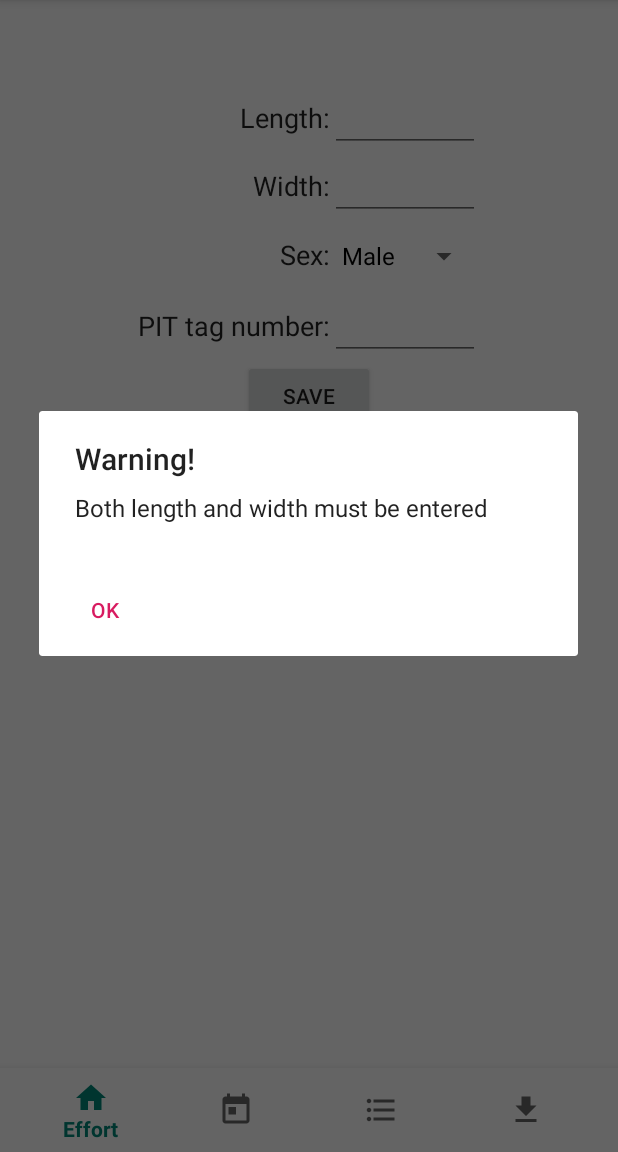
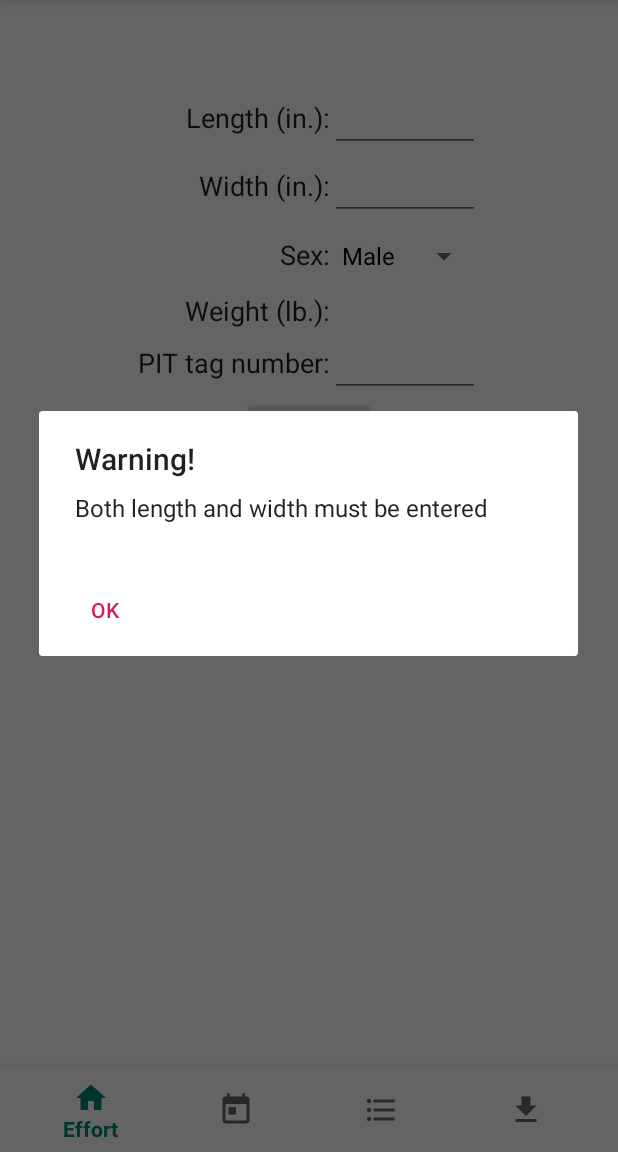
Before and after one commit to StAResComp/Skate, an Android app: the FlapperSkateFragment screen opened through its navigation route, after a tap on "SAVE", on a phone screen of 412 x 824 dp, the part 84-1236 px from its top. Run offline under Robolectric (Android 15) with nearby library versions, the phone set to English and light mode, and no system bars; our stand-ins replace Room's generated code, navigation-ui.

Commit message:
Provides estimate of flapper skate weight

```diff
--- a/app/src/main/java/uk/ac/standrews/skate/db/SkateDao.kt
+++ b/app/src/main/java/uk/ac/standrews/skate/db/SkateDao.kt
@@ -69,4 +69,7 @@ interface SkateDao {
 
     @Query("SELECT COUNT(*) FROM flapper_skate_weights")
     fun getNumWeights(): Int
+
+    @Query("SELECT weight FROM flapper_skate_weights WHERE sex = :sex AND length = :length AND width = :width")
+    fun getWeight(sex: Char, length: Int, width: Int): Double?
 }
--- a/app/src/main/java/uk/ac/standrews/skate/ui/flapperSkate/FlapperSkateFragment.kt
+++ b/app/src/main/java/uk/ac/standrews/skate/ui/flapperSkate/FlapperSkateFragment.kt
@@ -18,6 +18,7 @@ import android.widget.*
 import androidx.core.app.ActivityCompat
 import androidx.core.content.ContextCompat
 import androidx.core.content.FileProvider
+import androidx.core.widget.doOnTextChanged
 import androidx.fragment.app.DialogFragment
 import androidx.fragment.app.Fragment
 import androidx.lifecycle.Observer
@@ -25,6 +26,7 @@ import androidx.lifecycle.ViewModelProviders
 import uk.ac.standrews.skate.R
 import java.io.*
 import java.util.*
+import kotlin.math.roundToInt
 
 class FlapperSkateFragment : Fragment(), PhotoDialogFragment.PhotoDialogListener {
 
@@ -35,6 +37,9 @@ class FlapperSkateFragment : Fragment(), PhotoDialogFragment.PhotoDialogListener
     private var individualId: Long = 0
     private lateinit var currentPhotoPath: String
     private val photoPaths = ArrayList<String>()
+    private lateinit var lengthField: EditText
+    private lateinit var widthField: EditText
+    private lateinit var weightField: TextView
 
     override fun onCreateView(
         inflater: LayoutInflater,
@@ -51,10 +56,33 @@ class FlapperSkateFragment : Fragment(), PhotoDialogFragment.PhotoDialogListener
             android.R.id.text1,
             arrayOf("Male", "Female")
         )
+        lengthField = root.findViewById(R.id.length) as EditText
+        widthField = root.findViewById(R.id.width) as EditText
+        weightField = root.findViewById(R.id.weight) as TextView
+        lengthField.setOnFocusChangeListener { _, _ ->
+            doWeight()
+        }
+        widthField.setOnFocusChangeListener { _, _ ->
+            doWeight()
+        }
+        sexSpinner.onItemSelectedListener = object : AdapterView.OnItemSelectedListener {
+
+            override fun onItemSelected(
+                parent: AdapterView<*>?,
+                view: View?,
+                position: Int,
+                id: Long
+            ) {
+                doWeight()
+            }
+
+            override fun onNothingSelected(parent: AdapterView<*>?) {
+                TODO("not implemented") //To change body of created functions use File | Settings | File Templates.
+            }
+
+        }
         saveButton = root.findViewById(R.id.save_button)
         saveButton.setOnClickListener {
-            val lengthField = root.findViewById(R.id.length) as EditText
-            val widthField = root.findViewById(R.id.width) as EditText
             if (lengthField.text.isNotBlank() && widthField.text.isNotBlank()) {
                 val length = lengthField.text.toString().toDouble()
                 val width = widthField.text.toString().toDouble()
@@ -91,6 +119,24 @@ class FlapperSkateFragment : Fragment(), PhotoDialogFragment.PhotoDialogListener
             )
         })
         return root
+    }
+
+    private fun doWeight() {
+        if (lengthField.text.isNotBlank() && widthField.text.isNotBlank()) {
+            val l = lengthField.text.toString().toDouble().roundToInt()
+            val w = widthField.text.toString().toDouble().roundToInt()
+            val s= (sexSpinner.selectedItem as String)[0]
+            val weight = flapperSkateViewModel.getWeight(s, l, w)
+            if (weight == null) {
+                weightField.text = "Not known"
+            }
+            else {
+                weightField.text = weight.toString()
+            }
+        }
+        else {
+            weightField.text = ""
+        }
     }
 
     private val REQUESTCODE = 2561
--- a/app/src/main/res/layout/fragment_flapper_skate.xml
+++ b/app/src/main/res/layout/fragment_flapper_skate.xml
@@ -16,7 +16,7 @@
             android:id="@+id/length_label"
             android:layout_columnWeight="1"
             android:layout_gravity="end"
-            android:text="Length:" />
+            android:text="Length (in.):" />
 
         <EditText
             android:id="@+id/length"
@@ -31,7 +31,7 @@
             android:id="@+id/width_label"
             android:layout_columnWeight="1"
             android:layout_gravity="end"
-            android:text="Width:" />
+            android:text="Width (in.):" />
 
         <EditText
             android:id="@+id/width"
@@ -54,6 +54,20 @@
             android:layout_height="wrap_content"
             android:layout_columnWeight="1"
             android:layout_gravity="start" />
+
+        <TextView
+            style="@android:style/TextAppearance.Medium"
+            android:id="@+id/weight_label"
+            android:layout_columnWeight="1"
+            android:layout_gravity="end"
+            android:text="Weight (lb.):" />
+
+        <TextView
+            style="@android:style/TextAppearance.Medium"
+            android:id="@+id/weight"
+            android:layout_columnWeight="1"
+            android:layout_gravity="start"
+            android:text="Weight (lb.):" />
 
         <TextView
             style="@android:style/TextAppearance.Medium"
```
Also changed, not shown: app/src/main/java/uk/ac/standrews/skate/ui/flapperSkate/FlapperSkateViewModel.kt (+14 -0 lines).
